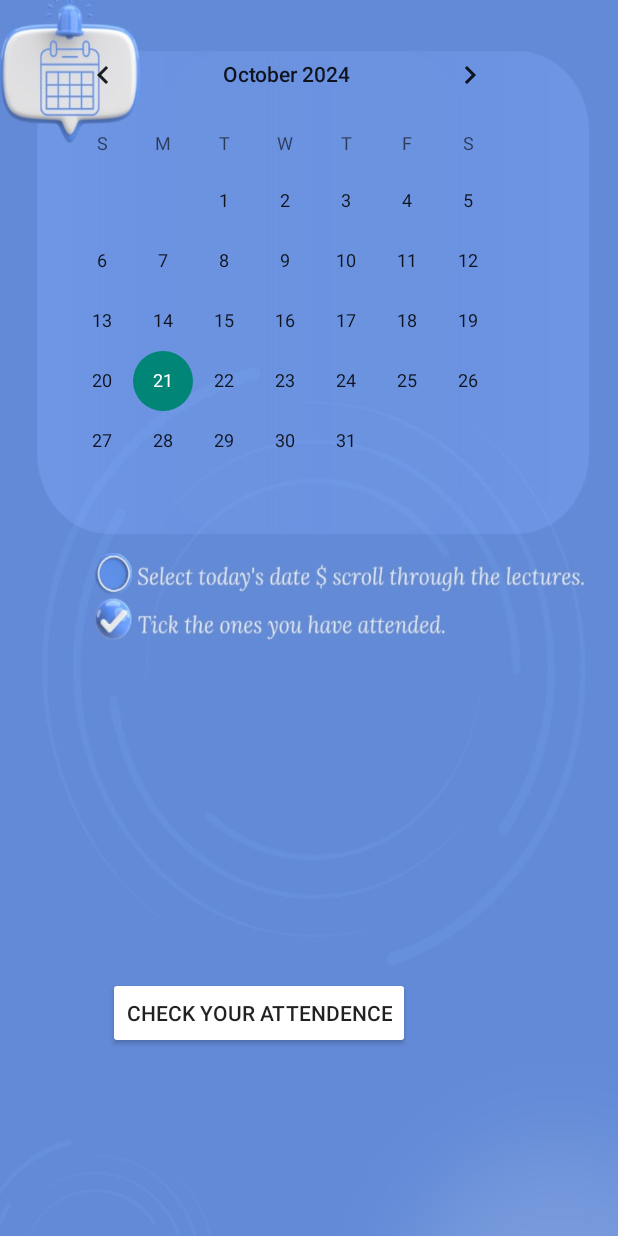
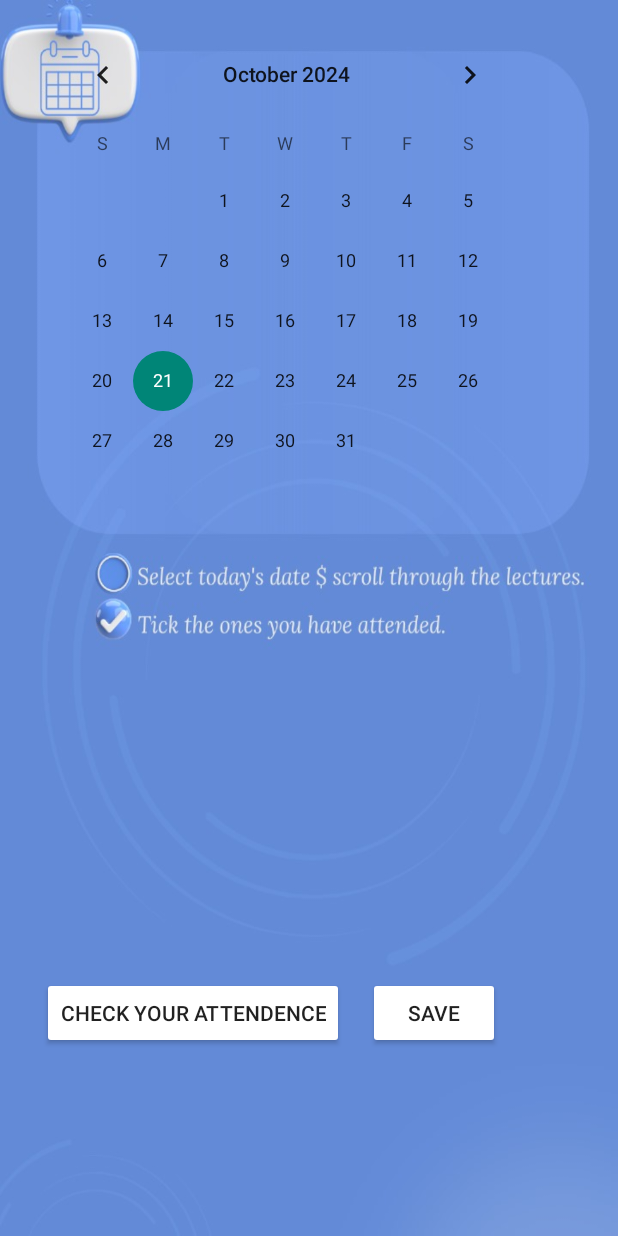
Before and after one commit to khushi703/AttendEase, an Android app: the calender screen opened directly, with no data from a screen before it, on a phone screen of 412 x 824 dp. Run offline under Robolectric (Android 15) with nearby library versions, the phone set to English and light mode, and no system bars; our stand-ins replace Firebase (no records; nobody signed in at launch, a user with empty details on screens opened directly).

Commit message:
Save Button

```diff
--- a/app/src/main/AndroidManifest.xml
+++ b/app/src/main/AndroidManifest.xml
@@ -20,7 +20,6 @@
             android:exported="true">
             <intent-filter>
                 <action android:name="android.intent.action.MAIN" />
-
                 <category android:name="android.intent.category.LAUNCHER" />
             </intent-filter>
         </activity>
--- a/app/src/main/java/com/example/project/calender.java
+++ b/app/src/main/java/com/example/project/calender.java
@@ -31,12 +31,19 @@ public class calender extends AppCompatActivity {
     private LectureAdapter lectureAdapter;
     private ArrayList<Lecture> lectureList;
     private Button btn;
-
+    private Button btn2;
     @Override
     protected void onCreate(Bundle savedInstanceState) {
         super.onCreate(savedInstanceState);
         setContentView(R.layout.calender);
-
+        btn2 =findViewById(R.id.button2);
+        btn2.setOnClickListener(new View.OnClickListener() {
+            @Override
+            public void onClick(View v) {
+                Intent intent=new Intent(calender.this,MainActivity.class);
+                startActivity(intent);
+            }
+        });
         calendarView = findViewById(R.id.calendarView);
         lectureRecyclerView = findViewById(R.id.lectureRecyclerView);
         btn = findViewById(R.id.button);
--- a/app/src/main/res/layout/calender.xml
+++ b/app/src/main/res/layout/calender.xml
@@ -39,12 +39,23 @@
         android:id="@+id/button"
         android:layout_width="wrap_content"
         android:layout_height="wrap_content"
-        android:layout_marginStart="72dp"
+        android:layout_marginStart="28dp"
         android:layout_marginTop="32dp"
         android:backgroundTint="@color/white"
         android:text="Check Your Attendence"
         app:layout_constraintStart_toStartOf="parent"
         app:layout_constraintTop_toBottomOf="@+id/lectureRecyclerView" />
 
+    <Button
+        android:id="@+id/button2"
+        android:layout_width="wrap_content"
+        android:layout_height="wrap_content"
+        android:layout_marginStart="16dp"
+        android:layout_marginTop="32dp"
+        android:text="save"
+        android:backgroundTint="@color/white"
+        app:layout_constraintStart_toEndOf="@+id/button"
+        app:layout_constraintTop_toBottomOf="@+id/lectureRecyclerView" />
+
 
 </androidx.constraintlayout.widget.ConstraintLayout>
--- a/app/src/main/res/values/strings.xml
+++ b/app/src/main/res/values/strings.xml
@@ -4,5 +4,4 @@
     <string name="password">Password</string>
     <string name="login">Login</string>
     <string name="email">Email</string>
-
 </resources>
```
